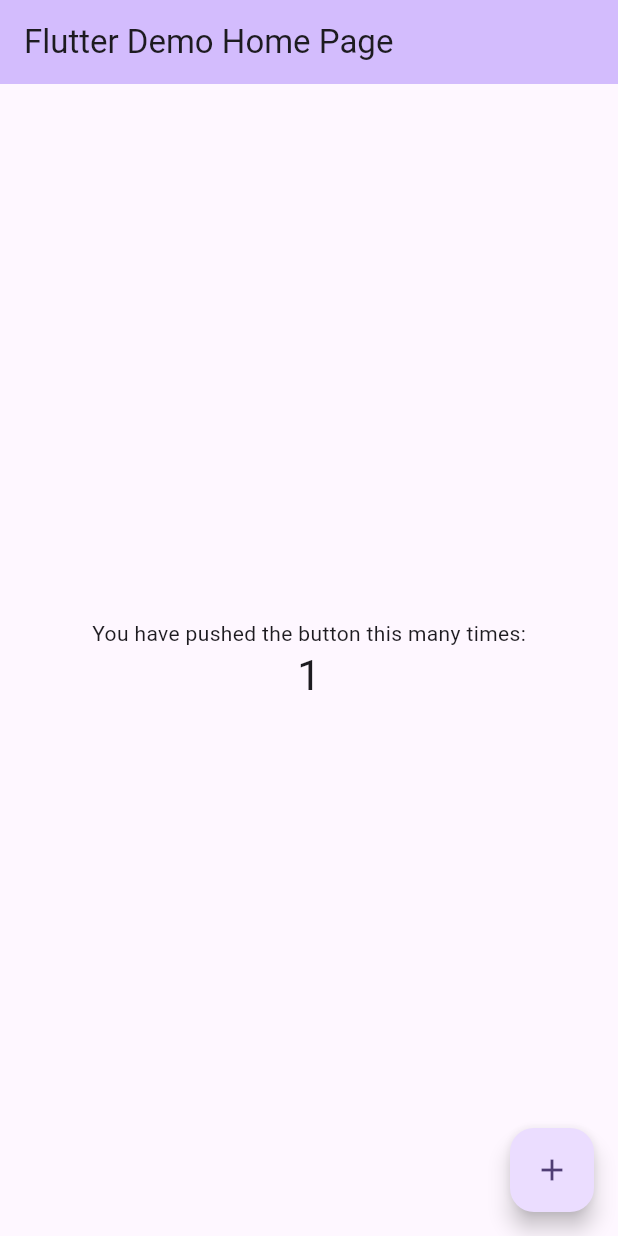
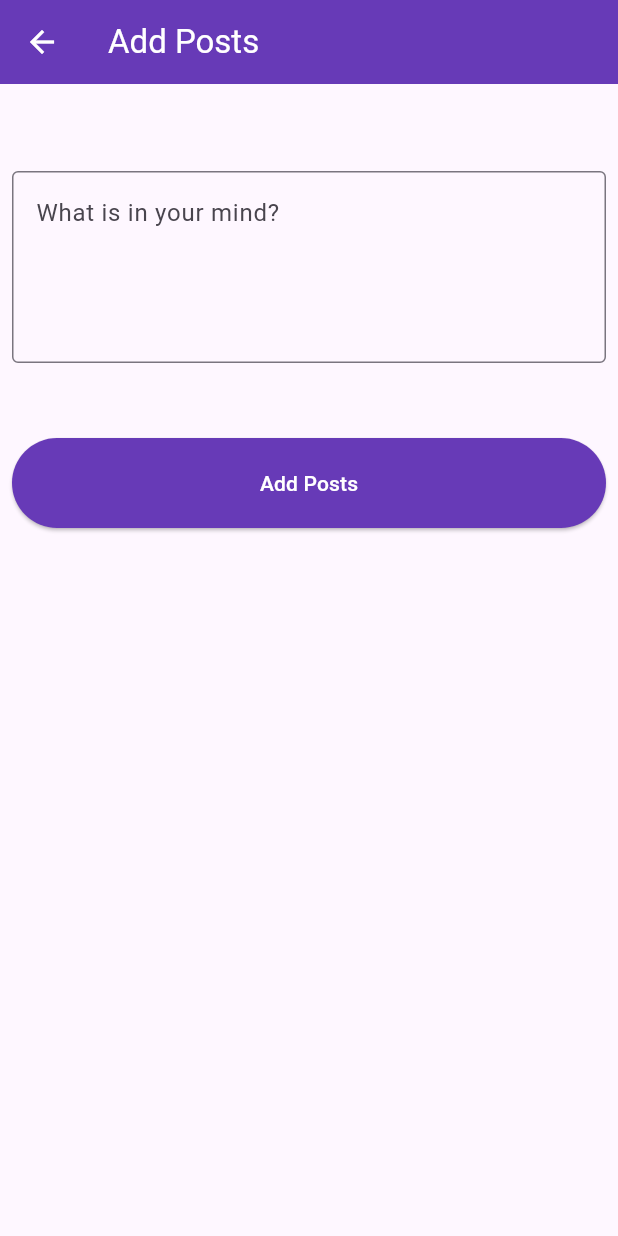
Before and after one commit to vivekkujur/flutter_with_firebase, a Flutter app: the screen it shows after launch, after a tap on the "add" icon, on a phone screen of 412 x 824 dp. Run offline on Flutter 3.47's test engine with Material 3 defaults, Android fonts, the phone set to English and light mode, and no system bars; our stand-ins replace firebase_core, firebase_database, fluttertoast, get; accounts and stored records are empty.

Commit message:
firebase crud operation

```diff
--- /dev/null
+++ b/lib/controller/home_controller.dart
@@ -0,0 +1,20 @@
+import 'package:firebase_database/firebase_database.dart';
+import 'package:flutter/cupertino.dart';
+import 'package:get/get.dart';
+
+class HomeController extends GetxController{
+
+
+  final postInputController = TextEditingController();
+  var databaseRef= FirebaseDatabase.instance.ref('Posts').obs;
+  final searchInputController = TextEditingController();
+   var searchText = "".obs;
+
+
+
+  setSearchTxt (value )=> searchText.value = value;
+
+  setSearchRef()=>databaseRef.value = FirebaseDatabase.instance.ref('Posts');
+
+
+}
--- a/lib/main.dart
+++ b/lib/main.dart
@@ -1,5 +1,7 @@
+import 'package:android_fb_flutter/view/home_screen.dart';
 import 'package:flutter/material.dart';
 import 'package:firebase_core/firebase_core.dart';
+import 'package:get/get.dart';
 import 'firebase_options.dart';
 
 void main() async{
@@ -18,116 +20,15 @@ class MyApp extends StatelessWidget {
   // This widget is the root of your application.
   @override
   Widget build(BuildContext context) {
-    return MaterialApp(
+    return GetMaterialApp(
       title: 'Flutter Firebase',
       theme: ThemeData(
-        // This is the theme of your application.
-        //
-        // TRY THIS: Try running your application with "flutter run". You'll see
-        // the application has a purple toolbar. Then, without quitting the app,
-        // try changing the seedColor in the colorScheme below to Colors.green
-        // and then invoke "hot reload" (save your changes or press the "hot
-        // reload" button in a Flutter-supported IDE, or press "r" if you used
-        // the command line to start the app).
-        //
-        // Notice that the counter didn't reset back to zero; the application
-        // state is not lost during the reload. To reset the state, use hot
-        // restart instead.
-        //
-        // This works for code too, not just values: Most code changes can be
-        // tested with just a hot reload.
         colorScheme: ColorScheme.fromSeed(seedColor: Colors.deepPurple),
         useMaterial3: true,
+          primarySwatch: Colors.deepPurple
+
       ),
-      home: const MyHomePage(title: 'Flutter Demo Home Page'),
+        home: const HomeScreen(),
     );
   }
 }
-
-class MyHomePage extends StatefulWidget {
-  const MyHomePage({super.key, required this.title});
-
-  // This widget is the home page of your application. It is stateful, meaning
-  // that it has a State object (defined below) that contains fields that affect
-  // how it looks.
-
-  // This class is the configuration for the state. It holds the values (in this
-  // case the title) provided by the parent (in this case the App widget) and
-  // used by the build method of the State. Fields in a Widget subclass are
-  // always marked "final".
-
-  final String title;
-
-  @override
-  State<MyHomePage> createState() => _MyHomePageState();
-}
-
-class _MyHomePageState extends State<MyHomePage> {
-  int _counter = 0;
-
-  void _incrementCounter() {
-    setState(() {
-      // This call to setState tells the Flutter framework that something has
-      // changed in this State, which causes it to rerun the build method below
-      // so that the display can reflect the updated values. If we changed
-      // _counter without calling setState(), then the build method would not be
-      // called again, and so nothing would appear to happen.
-      _counter++;
-    });
-  }
-
-  @override
-  Widget build(BuildContext context) {
-    // This method is rerun every time setState is called, for instance as done
-    // by the _incrementCounter method above.
-    //
-    // The Flutter framework has been optimized to make rerunning build methods
-    // fast, so that you can just rebuild anything that needs updating rather
-    // than having to individually change instances of widgets.
-    return Scaffold(
-      appBar: AppBar(
-        // TRY THIS: Try changing the color here to a specific color (to
-        // Colors.amber, perhaps?) and trigger a hot reload to see the AppBar
-        // change color while the other colors stay the same.
-        backgroundColor: Theme.of(context).colorScheme.inversePrimary,
-        // Here we take the value from the MyHomePage object that was created by
-        // the App.build method, and use it to set our appbar title.
-        title: Text(widget.title),
-      ),
-      body: Center(
-        // Center is a layout widget. It takes a single child and positions it
-        // in the middle of the parent.
-        child: Column(
-          // Column is also a layout widget. It takes a list of children and
-          // arranges them vertically. By default, it sizes itself to fit its
-          // children horizontally, and tries to be as tall as its parent.
-          //
-          // Column has various properties to control how it sizes itself and
-          // how it positions its children. Here we use mainAxisAlignment to
-          // center the children vertically; the main axis here is the vertical
-          // axis because Columns are vertical (the cross axis would be
-          // horizontal).
-          //
-          // TRY THIS: Invoke "debug painting" (choose the "Toggle Debug Paint"
-          // action in the IDE, or press "p" in the console), to see the
-          // wireframe for each widget.
-          mainAxisAlignment: MainAxisAlignment.center,
-          children: <Widget>[
-            const Text(
-              'You have pushed the button this many times:',
-            ),
-            Text(
-              '$_counter',
-              style: Theme.of(context).textTheme.headlineMedium,
-            ),
-          ],
-        ),
-      ),
-      floatingActionButton: FloatingActionButton(
-        onPressed: _incrementCounter,
-        tooltip: 'Increment',
-        child: const Icon(Icons.add),
-      ), // This trailing comma makes auto-formatting nicer for build methods.
-    );
-  }
-}
--- /dev/null
+++ b/lib/view/add_screen.dart
@@ -0,0 +1,70 @@
+import 'package:firebase_database/firebase_database.dart';
+import 'package:flutter/material.dart';
+import 'package:fluttertoast/fluttertoast.dart';
+import 'package:get/get.dart';
+
+import '../controller/home_controller.dart';
+
+class AddScreen extends StatelessWidget {
+  const AddScreen({super.key, required this.id, required this.action});
+  final String id;
+  final String action;
+
+
+  @override
+  Widget build(BuildContext context) {
+    final HomeController homeController = Get.find();
+    homeController.postInputController.clear();
+
+    return Scaffold(
+      appBar: AppBar(
+        title: const Text(
+          "Add Posts",
+          style: TextStyle(color: Colors.white),
+        ),
+        backgroundColor: Colors.deepPurple,
+        iconTheme: const IconThemeData(color: Colors.white),
+      ),
+      body: Padding(
+        padding: const EdgeInsets.all(8.0),
+        child: ListView(
+          children: [
+            const SizedBox(
+              height: 50,
+            ),
+            TextFormField(
+              controller: homeController.postInputController,
+              maxLines: 4,
+              decoration: const InputDecoration(
+                  hintText: 'What is in your mind?',
+                  border: OutlineInputBorder()),
+            ),
+            const SizedBox(
+              height: 50,
+            ),
+            ElevatedButton(
+              style: ElevatedButton.styleFrom(
+                  backgroundColor: Colors.deepPurple,
+                  padding: const EdgeInsets.symmetric(vertical: 20)),
+              onPressed: () {
+                homeController.databaseRef.value.child(id).set({
+                  'id':id,
+                  "title": homeController.postInputController.text
+                }).then((onValue) {
+                  homeController.postInputController.clear();
+                  Fluttertoast.showToast(msg: '$action Added');
+                }).onError((error, stacktrace) {
+                  Fluttertoast.showToast(msg: error.toString());
+                });
+              },
+              child:  Text(
+                "$action Posts",
+                style: const TextStyle(color: Colors.white),
+              ),
+            ),
+          ],
+        ),
+      ),
+    );
+  }
+}
--- /dev/null
+++ b/lib/view/home_screen.dart
@@ -0,0 +1,154 @@
+import 'package:android_fb_flutter/controller/home_controller.dart';
+import 'package:android_fb_flutter/view/add_screen.dart';
+import 'package:firebase_database/firebase_database.dart';
+import 'package:firebase_database/ui/firebase_animated_list.dart';
+import 'package:flutter/material.dart';
+import 'package:flutter/rendering.dart';
+import 'package:get/get.dart';
+
+class HomeScreen extends StatelessWidget {
+  const HomeScreen({super.key});
+
+  @override
+  Widget build(BuildContext context) {
+    final HomeController homeController = Get.put(HomeController());
+
+    return Scaffold(
+      appBar: AppBar(
+        centerTitle: true,
+        title: const Text(
+          'flutter firebase CRUD',
+          style: TextStyle(color: Colors.white),
+        ),
+        backgroundColor: Colors.deepPurple,
+      ),
+      body: Column(
+        children: [
+          Padding(
+            padding: const EdgeInsets.all(8.0),
+            child: TextFormField(
+              controller: homeController.searchInputController,
+              decoration: const InputDecoration(
+                hintText: 'Search',
+                border: OutlineInputBorder(),
+              ),
+              onChanged: (value) {
+                homeController.setSearchTxt(value);
+                homeController.setSearchRef();
+              },
+            ),
+          ),
+          // Text(
+          //   "Firebase Animated List ",
+          //   style: TextStyle(fontSize: 20),
+          //   textAlign: TextAlign.start,
+          // ),
+          // Text(
+          //   "show list from realtime firebase",
+          //   style: TextStyle(fontSize: 12),
+          //   textAlign: TextAlign.start,
+          // ),
+          //
+          // Divider(),
+
+          // Obx(()=> Expanded(
+          //   child: FirebaseAnimatedList(
+          //       defaultChild: Text("loading"),
+          //       query: homeController.databaseRef.value,
+          //       itemBuilder: (context, snapshot, animation, index) {
+          //         final title = snapshot.child('title').value.toString();
+          //         print(title);
+          //         if (homeController.searchText.value.isEmpty) {
+          //           return ListTile(
+          //             title: Text(snapshot.child('title').value.toString()),
+          //             subtitle: Text(snapshot.child('id').value.toString()),
+          //           );
+          //         } else if (title.toLowerCase().contains(homeController
+          //             .searchText.value
+          //             .toLowerCase())) {
+          //           return ListTile(
+          //             title: Text(snapshot.child('title').value.toString()),
+          //             subtitle: Text(snapshot.child('id').value.toString()),
+          //           );
+          //         } else {
+          //           return Container(
+          //             child: Text("result not found"),
+          //           );
+          //         }
+          //       }),
+          // ),),
+
+          const Divider(),
+          const Text(
+            "StreamBuilder and listView Builder ",
+            style: TextStyle(fontSize: 20),
+            textAlign: TextAlign.start,
+          ),
+          const Padding(
+            padding: EdgeInsets.all(8.0),
+            child: Text(
+              "get list from firebase in form of stream and show in listview. builder list widgets. ",
+              style: TextStyle(fontSize: 12),
+              textAlign: TextAlign.start,
+            ),
+          ),
+
+          const Divider(),
+          Obx(() => Expanded(
+              child: StreamBuilder(
+                  stream: homeController.databaseRef.value.onValue,
+                  builder: (context, AsyncSnapshot<DatabaseEvent> snapshot) {
+                    Map<dynamic, dynamic> map =
+                        snapshot.data?.snapshot.value??{} as dynamic;
+                    List<dynamic> list = [];
+                    if (homeController.searchText.value.isEmpty) {
+                      list = map.values.toList()??[];
+                    } else {
+                      list = map.values
+                          .toList()
+                          .where((s) => s['title'].toLowerCase().contains(
+                              homeController.searchText.value.toLowerCase()))
+                          .toList();
+                    }
+
+                    if (snapshot.hasData) {
+                      return ListView.builder(
+                          itemCount: list.length,
+                          itemBuilder: (context, index) {
+                            return ListTile(
+                              title: Text(list[index]['title']),
+                              subtitle: Text(list[index]['id']),
+                              trailing: PopupMenuButton(
+                                  icon: const Icon(Icons.more_vert),
+                                  itemBuilder: (context) => [
+                                     PopupMenuItem(value:0,child: ListTile(leading: Icon(Icons.edit),title: Text('Edit')),onTap: (){
+                                      Get.to( AddScreen(id:list[index]['id'] , action: 'Edit',));
+
+                                    },),
+                                     PopupMenuItem(value:1,child: ListTile(leading: Icon(Icons.delete),title: Text('Delete'),onTap: (){
+
+                                       homeController.databaseRef.value.child(list[index]['id']).remove();
+                                    },))
+
+                                  ]),
+                            );
+                          });
+                    } else {
+                      return const CircularProgressIndicator();
+                    }
+                  }))),
+        ],
+      ),
+      floatingActionButton: FloatingActionButton(
+        onPressed: () {
+          Get.to( AddScreen(id: DateTime.now().microsecondsSinceEpoch.toString(), action: 'Add',));
+        },
+        backgroundColor: Colors.deepPurple,
+        child: const Icon(
+          Icons.add,
+          color: Colors.white,
+        ),
+      ),
+    );
+  }
+}
--- a/pubspec.yaml
+++ b/pubspec.yaml
@@ -38,6 +38,9 @@ dependencies:
   firebase_core: ^3.5.0
   get: ^4.6.6
   firebase_auth: ^5.3.0
+  firebase_database: ^11.1.4
+  fluttertoast: ^8.2.8
+
 
 
 dev_dependencies:
```
Also changed, not shown: pubspec.lock, 1 other file.
